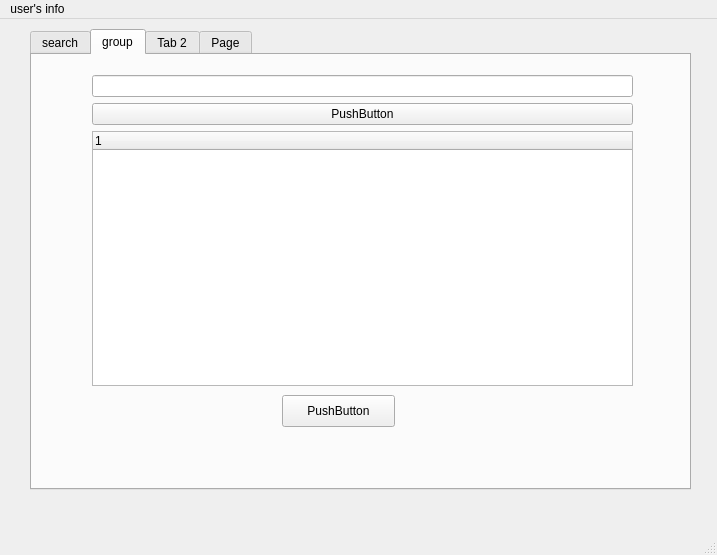
Old version of the form Store/main_page.ui in the repository Mitraaaaa/Store.
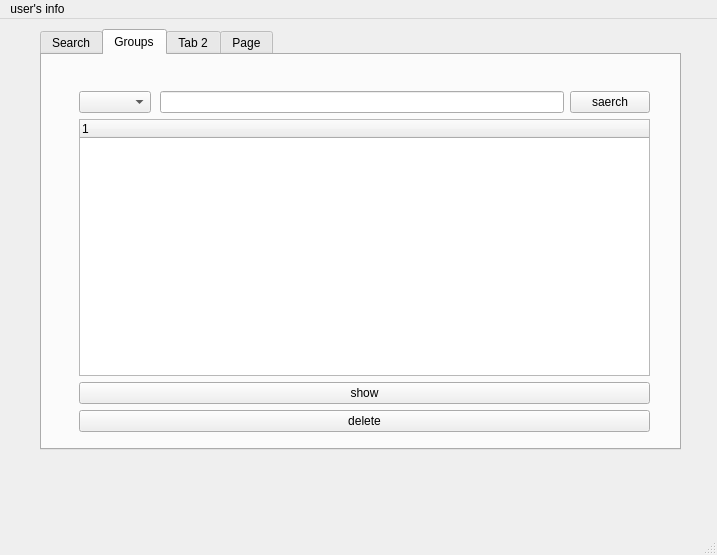
New version of the form. Icons and pictures are not drawn.

Commit message: Add delete option for my groups if clicked on either product or group or details

```diff
--- a/Store/main_page.ui
+++ b/Store/main_page.ui
@@ -23,10 +23,10 @@
    <widget class="QTabWidget" name="groups">
     <property name="geometry">
      <rect>
-      <x>30</x>
+      <x>40</x>
       <y>10</y>
-      <width>661</width>
-      <height>461</height>
+      <width>641</width>
+      <height>421</height>
      </rect>
     </property>
     <property name="layoutDirection">
@@ -55,7 +55,7 @@
     </property>
     <widget class="QWidget" name="tab_3">
      <attribute name="title">
-      <string>search</string>
+      <string>Search</string>
      </attribute>
      <widget class="QWidget" name="layoutWidget">
       <property name="geometry">
@@ -199,27 +199,50 @@
     </widget>
     <widget class="QWidget" name="tab_5">
      <attribute name="title">
-      <string>group</string>
+      <string>Groups</string>
      </attribute>
-     <widget class="QWidget" name="layoutWidget">
+     <widget class="QWidget" name="">
       <property name="geometry">
        <rect>
-        <x>60</x>
-        <y>20</y>
-        <width>541</width>
-        <height>311</height>
+        <x>37</x>
+        <y>36</y>
+        <width>571</width>
+        <height>341</height>
        </rect>
       </property>
       <layout class="QVBoxLayout" name="verticalLayout_2">
        <item>
+        <layout class="QHBoxLayout" name="horizontalLayout_3">
+         <item>
+          <widget class="QComboBox" name="comboBox_2"/>
+         </item>
+         <item>
+          <spacer name="horizontalSpacer_2">
+           <property name="orientation">
+            <enum>Qt::Horizontal</enum>
+           </property>
+           <property name="sizeType">
+            <enum>QSizePolicy::Fixed</enum>
+           </property>
+           <property name="sizeHint" stdset="0">
+            <size>
+             <width>3</width>
+             <height>20</height>
+            </size>
+           </property>
+          </spacer>
+         </item>
+         <item>
         <widget class="QLineEdit" name="lineEdit"/>
        </item>
        <item>
         <widget class="QPushButton" name="pushButton">
          <property name="text">
-          <string>PushButton</string>
-         </property>
-        </widget>
+            <string>saerch</string>
+           </property>
+          </widget>
+         </item>
+        </layout>
        </item>
        <item>
         <widget class="QTreeWidget" name="grouptree">
@@ -230,20 +253,21 @@
          </column>
         </widget>
        </item>
-      </layout>
-     </widget>
+       <item>
      <widget class="QPushButton" name="pushButton_2">
-      <property name="geometry">
-       <rect>
-        <x>250</x>
-        <y>340</y>
-        <width>113</width>
-        <height>32</height>
-       </rect>
-      </property>
+         <property name="text">
+          <string>show</string>
+         </property>
+        </widget>
+       </item>
+       <item>
+        <widget class="QPushButton" name="deleteforgroups">
       <property name="text">
-       <string>PushButton</string>
-      </property>
+          <string>delete</string>
+         </property>
+        </widget>
+       </item>
+      </layout>
      </widget>
     </widget>
     <widget class="QWidget" name="tab_4">
```
Left out of the diff: 54 changed lines with no effect on the pictures. Lines whose indentation alone changed are shown as unchanged. The commit also changes 15 other files.
